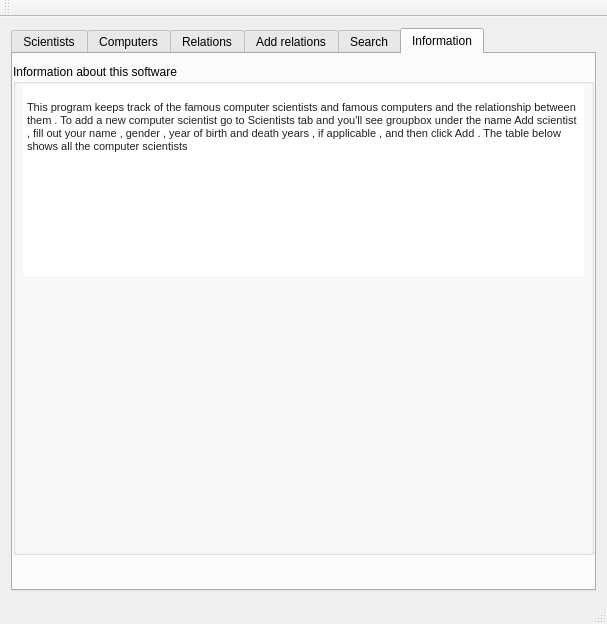
Above: mainwindow.ui from hrafnhildurs/skil3 before the change. Below: the same form after it.
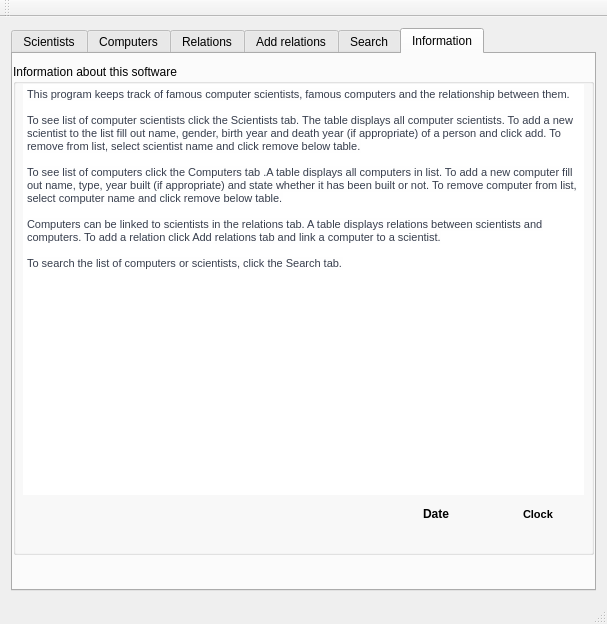
That is the form after the change. The open tabs and pages were chosen to show the change. Icons and pictures are not drawn.

Commit message: dagsetning og tími kominn, information uppfært

The edit to the form file:
```diff
--- a/mainwindow.ui
+++ b/mainwindow.ui
@@ -975,7 +975,7 @@
            <x>10</x>
            <y>20</y>
            <width>561</width>
-           <height>192</height>
+           <height>411</height>
           </rect>
          </property>
          <property name="cursor" stdset="0">
@@ -989,7 +989,54 @@
 &lt;html&gt;&lt;head&gt;&lt;meta name=&quot;qrichtext&quot; content=&quot;1&quot; /&gt;&lt;style type=&quot;text/css&quot;&gt;
 p, li { white-space: pre-wrap; }
 &lt;/style&gt;&lt;/head&gt;&lt;body style=&quot; font-family:'MS Shell Dlg 2'; font-size:8.25pt; font-weight:400; font-style:normal;&quot;&gt;
-&lt;p style=&quot; margin-top:0px; margin-bottom:0px; margin-left:0px; margin-right:0px; -qt-block-indent:0; text-indent:0px;&quot;&gt;&lt;span style=&quot; font-size:8pt;&quot;&gt;&lt;br /&gt;&lt;/span&gt;&lt;span style=&quot; font-family:'arial,sans-serif'; font-size:8pt; color:#212121; background-color:#ffffff;&quot;&gt;This program keeps track of the famous computer scientists and famous computers and the relationship between them . To add a new computer scientist go to Scientists tab and you'll see groupbox under the name Add scientist , fill out your name , gender , year of birth and death years , if applicable , and then click Add . The table below shows all the computer scientists&lt;/span&gt;&lt;/p&gt;&lt;/body&gt;&lt;/html&gt;</string>
+&lt;p style=&quot; margin-top:0px; margin-bottom:0px; margin-left:0px; margin-right:0px; -qt-block-indent:0; text-indent:0px;&quot;&gt;&lt;span style=&quot; font-family:'helvetica,arial,sans-serif'; font-size:8pt; color:#373e4d; background-color:#fefefe;&quot;&gt;This program keeps track of famous computer scientists, famous computers and the relationship between them.&lt;/span&gt;&lt;/p&gt;
+&lt;p style=&quot;-qt-paragraph-type:empty; margin-top:0px; margin-bottom:0px; margin-left:0px; margin-right:0px; -qt-block-indent:0; text-indent:0px; font-family:'helvetica,arial,sans-serif'; font-size:8pt; color:#373e4d;&quot;&gt;&lt;br /&gt;&lt;/p&gt;
+&lt;p style=&quot; margin-top:0px; margin-bottom:0px; margin-left:0px; margin-right:0px; -qt-block-indent:0; text-indent:0px;&quot;&gt;&lt;span style=&quot; font-family:'helvetica,arial,sans-serif'; font-size:8pt; color:#373e4d; background-color:#fefefe;&quot;&gt;To see list of computer scientists click the Scientists tab. The table displays all computer scientists. To add a new scientist to the list fill out name, gender, birth year and death year (if appropriate) of a person and click add. To remove from list, select scientist name and click remove below table.&lt;/span&gt;&lt;/p&gt;
+&lt;p style=&quot;-qt-paragraph-type:empty; margin-top:0px; margin-bottom:0px; margin-left:0px; margin-right:0px; -qt-block-indent:0; text-indent:0px; font-family:'helvetica,arial,sans-serif'; font-size:8pt; color:#373e4d;&quot;&gt;&lt;br /&gt;&lt;/p&gt;
+&lt;p style=&quot; margin-top:0px; margin-bottom:0px; margin-left:0px; margin-right:0px; -qt-block-indent:0; text-indent:0px;&quot;&gt;&lt;span style=&quot; font-family:'helvetica,arial,sans-serif'; font-size:8pt; color:#373e4d; background-color:#fefefe;&quot;&gt;To see list of computers click the Computers tab .A table displays all computers in list. To add a new computer fill out name, type, year built (if appropriate) and state whether it has been built or not. To remove computer from list, select computer name and click remove below table.&lt;/span&gt;&lt;/p&gt;
+&lt;p style=&quot;-qt-paragraph-type:empty; margin-top:0px; margin-bottom:0px; margin-left:0px; margin-right:0px; -qt-block-indent:0; text-indent:0px; font-family:'helvetica,arial,sans-serif'; font-size:8pt; color:#373e4d;&quot;&gt;&lt;br /&gt;&lt;/p&gt;
+&lt;p style=&quot; margin-top:0px; margin-bottom:0px; margin-left:0px; margin-right:0px; -qt-block-indent:0; text-indent:0px;&quot;&gt;&lt;span style=&quot; font-family:'helvetica,arial,sans-serif'; font-size:8pt; color:#373e4d; background-color:#fefefe;&quot;&gt;Computers can be linked to scientists in the relations tab. A table displays relations between scientists and computers. To add a relation click Add relations tab and link a computer to a scientist.&lt;/span&gt;&lt;/p&gt;
+&lt;p style=&quot;-qt-paragraph-type:empty; margin-top:0px; margin-bottom:0px; margin-left:0px; margin-right:0px; -qt-block-indent:0; text-indent:0px; font-family:'helvetica,arial,sans-serif'; font-size:8pt; color:#373e4d;&quot;&gt;&lt;br /&gt;&lt;/p&gt;
+&lt;p style=&quot; margin-top:0px; margin-bottom:0px; margin-left:0px; margin-right:0px; -qt-block-indent:0; text-indent:0px;&quot;&gt;&lt;span style=&quot; font-family:'helvetica,arial,sans-serif'; font-size:8pt; color:#373e4d; background-color:#fefefe;&quot;&gt;To search the list of computers or scientists, click the Search tab.&lt;/span&gt;&lt;/p&gt;&lt;/body&gt;&lt;/html&gt;</string>
+         </property>
+        </widget>
+        <widget class="QLabel" name="Digital_clock_information">
+         <property name="geometry">
+          <rect>
+           <x>510</x>
+           <y>440</y>
+           <width>71</width>
+           <height>21</height>
+          </rect>
+         </property>
+         <property name="font">
+          <font>
+           <pointsize>8</pointsize>
+           <weight>75</weight>
+           <bold>true</bold>
+          </font>
+         </property>
+         <property name="text">
+          <string>Clock</string>
+         </property>
+        </widget>
+        <widget class="QLabel" name="DateTime_information">
+         <property name="geometry">
+          <rect>
+           <x>410</x>
+           <y>440</y>
+           <width>91</width>
+           <height>20</height>
+          </rect>
+         </property>
+         <property name="font">
+          <font>
+           <weight>75</weight>
+           <bold>true</bold>
+          </font>
+         </property>
+         <property name="text">
+          <string>Date</string>
          </property>
         </widget>
        </widget>
```
Left out of the diff: 201 changed lines with no effect on the pictures. The commit also changes 9 other files.
